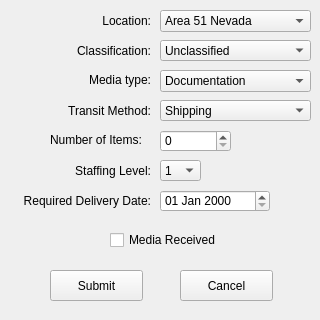
First picture: the form in frmEditDelivery.ui, repository chhimichanga/deliveryqueue, before the edit.
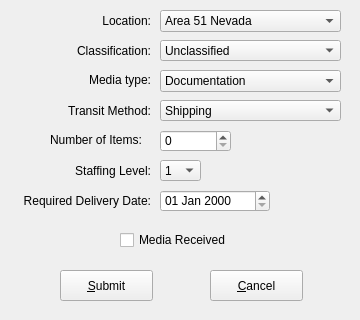
Second picture: the form after the edit.

Commit message: Add Submit and Cancel keyboard shortcuts

Patch:
```diff
--- a/frmEditDelivery.ui
+++ b/frmEditDelivery.ui
@@ -9,7 +9,7 @@
    <rect>
     <x>0</x>
     <y>0</y>
-    <width>320</width>
+    <width>360</width>
     <height>320</height>
    </rect>
   </property>
@@ -19,7 +19,7 @@
   <widget class="QCheckBox" name="chkMediaReceived">
    <property name="geometry">
     <rect>
-     <x>110</x>
+     <x>120</x>
      <y>230</y>
      <width>121</width>
      <height>20</height>
@@ -80,14 +80,14 @@
   <widget class="QPushButton" name="btnSubmit">
    <property name="geometry">
     <rect>
-     <x>50</x>
+     <x>60</x>
      <y>270</y>
      <width>93</width>
      <height>31</height>
     </rect>
    </property>
    <property name="text">
-    <string>Submit</string>
+    <string>&amp;Submit</string>
    </property>
   </widget>
   <widget class="QComboBox" name="cboShipping">
@@ -95,7 +95,7 @@
     <rect>
      <x>160</x>
      <y>100</y>
-     <width>151</width>
+     <width>181</width>
      <height>21</height>
     </rect>
    </property>
@@ -128,7 +128,7 @@
     <rect>
      <x>160</x>
      <y>10</y>
-     <width>151</width>
+     <width>181</width>
      <height>22</height>
     </rect>
    </property>
@@ -230,7 +230,7 @@
     <rect>
      <x>160</x>
      <y>70</y>
-     <width>151</width>
+     <width>181</width>
      <height>22</height>
     </rect>
    </property>
@@ -255,7 +255,7 @@
     <rect>
      <x>160</x>
      <y>40</y>
-     <width>151</width>
+     <width>181</width>
      <height>21</height>
     </rect>
    </property>
@@ -278,14 +278,14 @@
   <widget class="QPushButton" name="btnCancel">
    <property name="geometry">
     <rect>
-     <x>180</x>
+     <x>210</x>
      <y>270</y>
      <width>93</width>
      <height>31</height>
     </rect>
    </property>
    <property name="text">
-    <string>Cancel</string>
+    <string>&amp;Cancel</string>
    </property>
   </widget>
   <widget class="QLabel" name="lblShipping">
```
Left out of the diff: 2 changed lines with no effect on the pictures.
